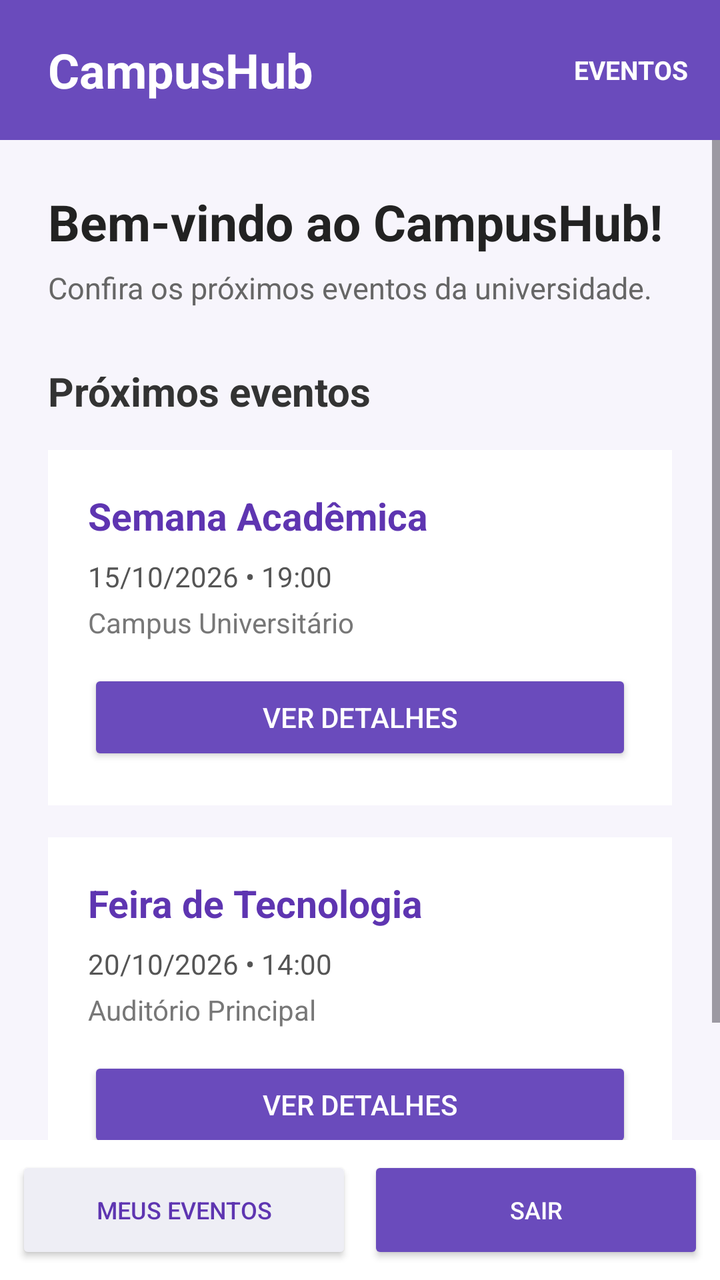
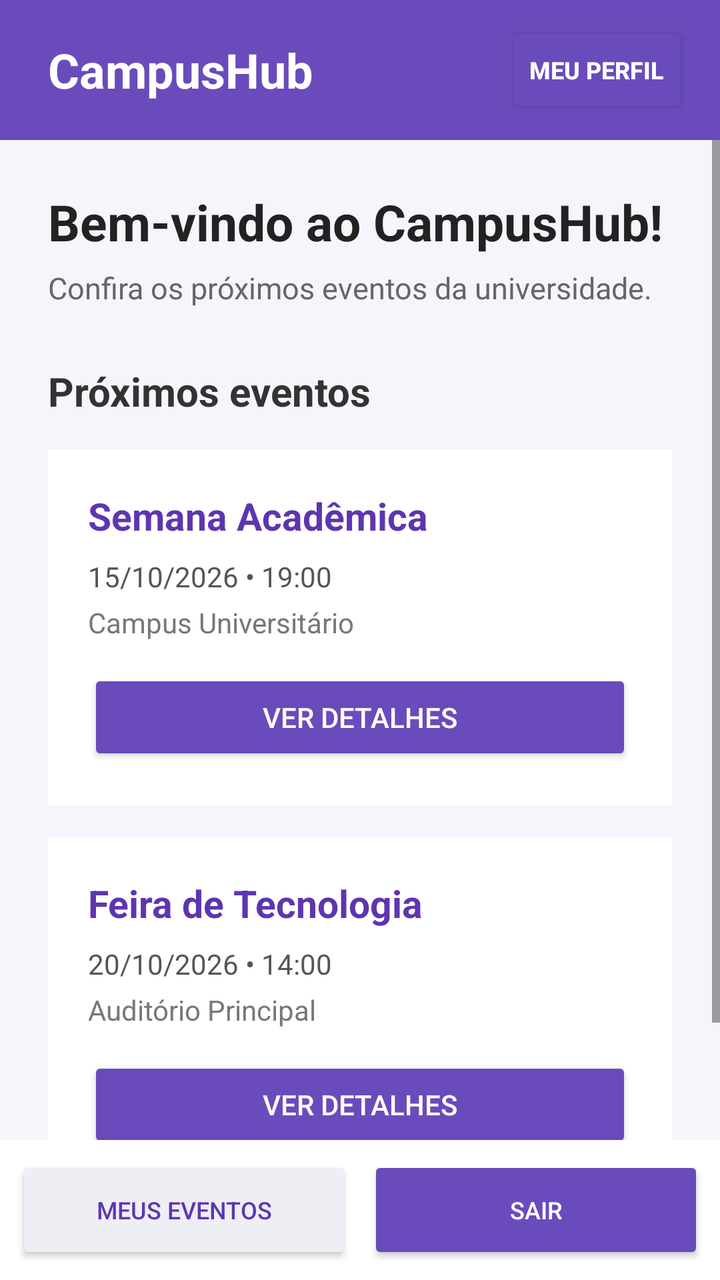

Before-and-after screenshots of an Android layout around one commit, followed by the original layout XML and the change that was made.
<!-- AndroidManifest.xml: application theme Theme.LoginFirebase -->
<!-- res/layout/activity_home.xml -->
<?xml version="1.0" encoding="utf-8"?>
<LinearLayout xmlns:android="http://schemas.android.com/apk/res/android"
    android:layout_width="match_parent"
    android:layout_height="match_parent"
    android:orientation="vertical"
    android:background="#F7F5FC">

    
    <LinearLayout
        android:layout_width="match_parent"
        android:layout_height="70dp"
        android:orientation="horizontal"
        android:gravity="center_vertical"
        android:paddingStart="24dp"
        android:paddingEnd="16dp"
        android:background="#6A4BBC">

        <TextView
            android:layout_width="0dp"
            android:layout_height="wrap_content"
            android:layout_weight="1"
            android:text="CampusHub"
            android:textColor="#FFFFFF"
            android:textSize="24sp"
            android:textStyle="bold" />

        <TextView
            android:layout_width="wrap_content"
            android:layout_height="wrap_content"
            android:text="EVENTOS"
            android:textColor="#FFFFFF"
            android:textSize="13sp"
            android:textStyle="bold" />

    </LinearLayout>

    
    <ScrollView
        android:layout_width="match_parent"
        android:layout_height="0dp"
        android:layout_weight="1"
        android:fillViewport="true">

        <LinearLayout
            android:layout_width="match_parent"
            android:layout_height="wrap_content"
            android:orientation="vertical"
            android:padding="24dp">

            
            <TextView
                android:id="@+id/txtBemVindo"
                android:layout_width="wrap_content"
                android:layout_height="wrap_content"
                android:text="Bem-vindo ao CampusHub!"
                android:textColor="#222222"
                android:textSize="25sp"
                android:textStyle="bold"
                android:layout_marginBottom="6dp" />

            <TextView
                android:layout_width="wrap_content"
                android:layout_height="wrap_content"
                android:text="Confira os próximos eventos da universidade."
                android:textColor="#666666"
                android:textSize="15sp"
                android:layout_marginBottom="28dp" />

            
            <TextView
                android:layout_width="wrap_content"
                android:layout_height="wrap_content"
                android:text="Próximos eventos"
                android:textColor="#333333"
                android:textSize="20sp"
                android:textStyle="bold"
                android:layout_marginBottom="16dp" />

            
            <LinearLayout
                android:layout_width="match_parent"
                android:layout_height="wrap_content"
                android:orientation="vertical"
                android:padding="20dp"
                android:background="#FFFFFF"
                android:layout_marginBottom="16dp">

                <TextView
                    android:layout_width="wrap_content"
                    android:layout_height="wrap_content"
                    android:text="Semana Acadêmica"
                    android:textColor="#5E35B1"
                    android:textSize="19sp"
                    android:textStyle="bold" />

                <TextView
                    android:layout_width="wrap_content"
                    android:layout_height="wrap_content"
                    android:text="15/10/2026 • 19:00"
                    android:textColor="#555555"
                    android:textSize="14sp"
                    android:layout_marginTop="8dp" />

                <TextView
                    android:layout_width="wrap_content"
                    android:layout_height="wrap_content"
                    android:text="Campus Universitário"
                    android:textColor="#777777"
                    android:textSize="14sp"
                    android:layout_marginTop="4dp" />

                <Button
                    android:layout_width="match_parent"
                    android:layout_height="wrap_content"
                    android:text="VER DETALHES"
                    android:textColor="#FFFFFF"
                    android:backgroundTint="#6A4BBC"
                    android:layout_marginTop="14dp" />

            </LinearLayout>

            
            <LinearLayout
                android:layout_width="match_parent"
                android:layout_height="wrap_content"
                android:orientation="vertical"
                android:padding="20dp"
                android:background="#FFFFFF"
                android:layout_marginBottom="16dp">

                <TextView
                    android:layout_width="wrap_content"
                    android:layout_height="wrap_content"
                    android:text="Feira de Tecnologia"
                    android:textColor="#5E35B1"
                    android:textSize="19sp"
                    android:textStyle="bold" />

                <TextView
                    android:layout_width="wrap_content"
                    android:layout_height="wrap_content"
                    android:text="20/10/2026 • 14:00"
                    android:textColor="#555555"
                    android:textSize="14sp"
                    android:layout_marginTop="8dp" />

                <TextView
                    android:layout_width="wrap_content"
                    android:layout_height="wrap_content"
                    android:text="Auditório Principal"
                    android:textColor="#777777"
                    android:textSize="14sp"
                    android:layout_marginTop="4dp" />

                <Button
                    android:layout_width="match_parent"
                    android:layout_height="wrap_content"
                    android:text="VER DETALHES"
                    android:textColor="#FFFFFF"
                    android:backgroundTint="#6A4BBC"
                    android:layout_marginTop="14dp" />

            </LinearLayout>

        </LinearLayout>

    </ScrollView>

    
    <LinearLayout
        android:layout_width="match_parent"
        android:layout_height="70dp"
        android:orientation="horizontal"
        android:gravity="center"
        android:padding="8dp"
        android:background="#FFFFFF">

        <Button
            android:id="@+id/btnMeusEventos"
            android:layout_width="0dp"
            android:layout_height="match_parent"
            android:layout_weight="1"
            android:text="MEUS EVENTOS"
            android:textSize="12sp"
            android:textColor="#5E35B1"
            android:backgroundTint="#EEEEF5" />

        <Button
            android:id="@+id/btnSair"
            android:layout_width="0dp"
            android:layout_height="match_parent"
            android:layout_weight="1"
            android:text="SAIR"
            android:textSize="12sp"
            android:textColor="#FFFFFF"
            android:backgroundTint="#6A4BBC"
            android:layout_marginStart="8dp" />

    </LinearLayout>

</LinearLayout>
<!-- resources referenced by this layout -->
<resources>
  <style name="Theme.LoginFirebase" parent="Base.Theme.LoginFirebase" />
  <style name="Base.Theme.LoginFirebase" parent="Theme.Material3.DayNight.NoActionBar">
          
          
      </style>
</resources>

<!-- the commit's change to res/layout/activity_home.xml (unified diff, before → after) -->
@@ -24,13 +24,15 @@
             android:textSize="24sp"
             android:textStyle="bold" />
 
-        <TextView
+        <Button
+            android:id="@+id/btnPerfil"
             android:layout_width="wrap_content"
             android:layout_height="wrap_content"
-            android:text="EVENTOS"
+            android:text="MEU PERFIL"
             android:textColor="#FFFFFF"
-            android:textSize="13sp"
-            android:textStyle="bold" />
+            android:textSize="12sp"
+            android:textStyle="bold"
+            android:backgroundTint="#6A4BBC" />
 
     </LinearLayout>
 
